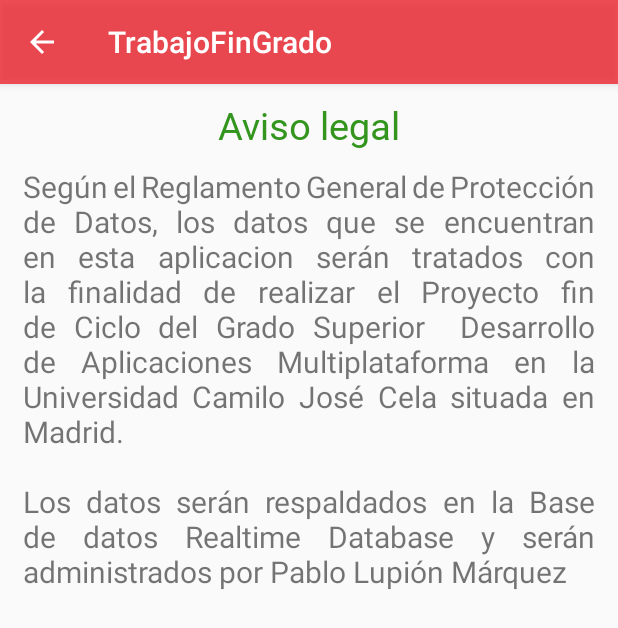
After one commit to Pabloluma/MarvelDetails, an Android app: the aviso_legal screen opened directly, with no data from a screen before it, on a phone screen of 412 x 824 dp. The commit adds this screen. Shown: the top 628 px of the screen. Run offline under Robolectric (Android 15) with nearby library versions, the phone set to English and light mode, and no system bars.

Commit message:
Nueva actualizacion de proyecto

```diff
--- /dev/null
+++ b/app/src/main/java/com/pablo/trabajofingrado/aviso_legal.java
@@ -0,0 +1,29 @@
+package com.pablo.trabajofingrado;
+
+import androidx.annotation.NonNull;
+import androidx.appcompat.app.AppCompatActivity;
+
+import android.graphics.drawable.ColorDrawable;
+import android.os.Bundle;
+import android.view.MenuItem;
+
+public class aviso_legal extends AppCompatActivity {
+
+    @Override
+    protected void onCreate(Bundle savedInstanceState) {
+        super.onCreate(savedInstanceState);
+        setContentView(R.layout.activity_aviso_legal);
+        getWindow().setStatusBarColor(getResources().getColor(R.color.redMarvel));
+        getSupportActionBar().setBackgroundDrawable(new ColorDrawable(getResources().getColor(R.color.redMarvel)));
+        getSupportActionBar().setDisplayHomeAsUpEnabled(true);
+    }
+    @Override
+    public boolean onOptionsItemSelected(@NonNull MenuItem item) {
+        switch (item.getItemId()) {
+            case android.R.id.home:
+                finish();
+                return true;
+        }
+        return super.onOptionsItemSelected(item);
+    }
+}
--- a/app/src/main/java/com/pablo/trabajofingrado/temaspelisGoogle.java
+++ b/app/src/main/java/com/pablo/trabajofingrado/temaspelisGoogle.java
@@ -163,8 +163,9 @@ public class temaspelisGoogle extends AppCompatActivity {
                         }
                         break;
 
-//                    case R.id.ajustes:
-//                        break;
+                    case R.id.aviso:
+                        startActivity(new Intent(temaspelisGoogle.this,aviso_legal.class));
+                        break;
 
                     case R.id.logout:
                         finish();
--- /dev/null
+++ b/app/src/main/res/layout/activity_aviso_legal.xml
@@ -0,0 +1,34 @@
+<?xml version="1.0" encoding="utf-8"?>
+<LinearLayout xmlns:android="http://schemas.android.com/apk/res/android"
+    xmlns:app="http://schemas.android.com/apk/res-auto"
+    xmlns:tools="http://schemas.android.com/tools"
+    android:layout_width="match_parent"
+    android:layout_height="match_parent"
+    android:orientation="vertical"
+    tools:context=".aviso_legal">
+
+    <TextView
+        android:id="@+id/textView2"
+        android:layout_width="match_parent"
+        android:layout_height="wrap_content"
+        android:gravity="center"
+        android:fontFamily="@font/roboto"
+        android:text="Aviso legal"
+        android:layout_marginTop="10dp"
+        android:textColor="#33951D"
+        android:textSize="25sp" />
+
+    <TextView
+        android:id="@+id/textView6"
+        android:layout_width="match_parent"
+        android:layout_height="wrap_content"
+        android:justificationMode="inter_word"
+        android:textSize="20sp"
+        android:layout_marginStart="15dp"
+        android:layout_marginEnd="15dp"
+        android:layout_marginTop="10dp"
+        android:text="Según el Reglamento General de Protección de Datos, los datos que se encuentran
+en esta aplicacion serán tratados con la finalidad de realizar el Proyecto fin de Ciclo del Grado Superior
+ Desarrollo de Aplicaciones Multiplataforma en la Universidad Camilo José Cela situada en Madrid.\n\nLos datos serán respaldados en la Base de datos Realtime Database y serán administrados por Pablo Lupión Márquez" />
+
+</LinearLayout>
```
Also changed, not shown: app/src/main/AndroidManifest.xml (+5 -2 lines), app/src/main/res/menu/menu.xml (+11 -9 lines).
